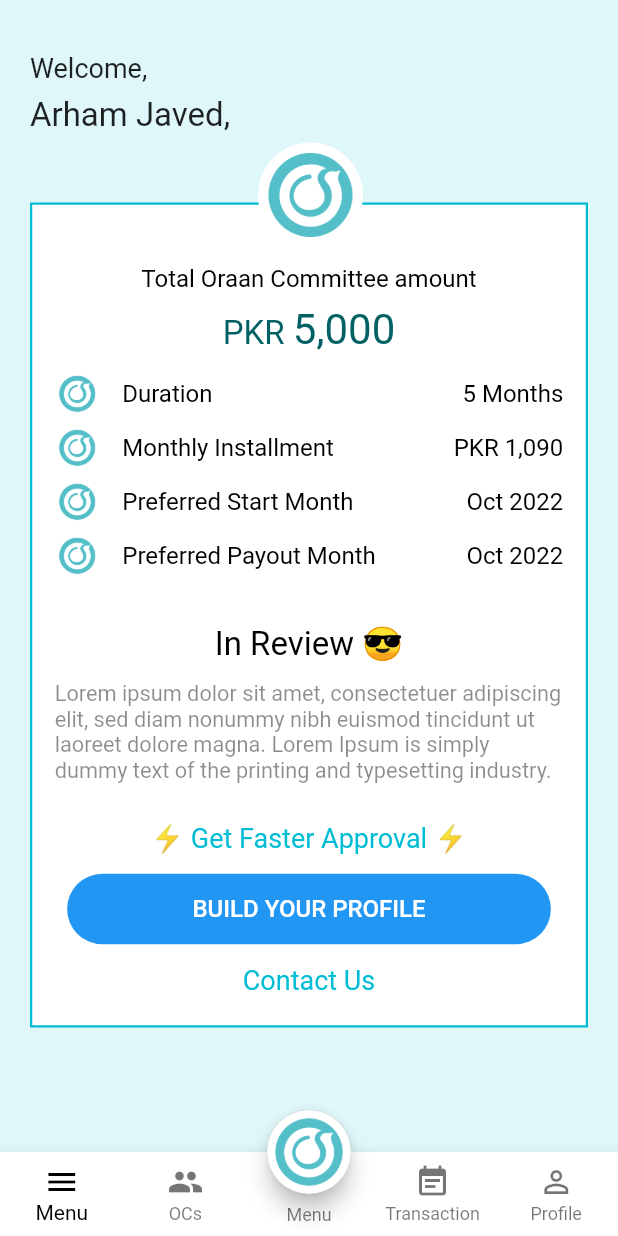
After one commit to Arham07/oraan_flutter, a Flutter app: the MainScreen screen opened directly, on a phone screen of 412 x 824 dp. The commit adds this screen. Run offline on Flutter 3.47's test engine with Material 2 defaults, Android fonts, the phone set to English and light mode, and no system bars.

Commit message:
Home and OCs screen done

```diff
--- /dev/null
+++ b/lib/home_section.dart
@@ -0,0 +1,78 @@
+import 'package:flutter/material.dart';
+import 'package:oraan_flutter/views/home_screen.dart';
+import 'package:oraan_flutter/views/ocs_screen.dart';
+import 'package:oraan_flutter/views/pay_screen.dart';
+import 'package:oraan_flutter/views/profile_screen.dart';
+import 'package:oraan_flutter/views/transaction_screen.dart';
+
+class MainScreen extends StatefulWidget {
+  const MainScreen({Key? key}) : super(key: key);
+
+  @override
+  _MainScreenState createState() => _MainScreenState();
+}
+
+class _MainScreenState extends State<MainScreen> {
+  int pageIndex = 0;
+
+  final List<Widget> pageList = <Widget>[
+    const HomeScreen(),
+    const OCSScreen(),
+    const PayScreen(),
+    const TransactionScreen(),
+    const ProfileScreen()
+  ];
+
+  @override
+  Widget build(BuildContext context) {
+    return Scaffold(
+      resizeToAvoidBottomInset: false,
+      body: pageList[pageIndex],
+      floatingActionButton: FloatingActionButton(
+        onPressed: () {
+          onTapTapped(2);
+        },
+        tooltip: 'Oraan Status',
+        backgroundColor: Colors.grey,
+        child: const CircleAvatar(
+          radius: 66,
+          backgroundImage: AssetImage(
+            'assets/images/oraan.png',
+          ),
+          backgroundColor: Colors.white,
+        ),
+      ),
+      floatingActionButtonLocation: FloatingActionButtonLocation.centerDocked,
+      bottomNavigationBar: BottomNavigationBar(
+        backgroundColor: Colors.white,
+        selectedIconTheme: const IconThemeData(color: Colors.black),
+        selectedItemColor: Colors.black,
+        unselectedItemColor: Colors.black54,
+        currentIndex: pageIndex,
+        onTap: onTapTapped,
+        showSelectedLabels: true,
+        type: BottomNavigationBarType.fixed,
+        items: const [
+          BottomNavigationBarItem(icon: Icon(Icons.menu), label: 'Menu'),
+          BottomNavigationBarItem(icon: Icon(Icons.group), label: 'OCs'),
+          BottomNavigationBarItem(
+            icon: SizedBox(
+              height: 25,
+            ),
+            label: 'Menu',
+          ),
+          BottomNavigationBarItem(
+              icon: Icon(Icons.event_note), label: 'Transaction'),
+          BottomNavigationBarItem(
+              icon: Icon(Icons.person_outline_outlined), label: 'Profile'),
+        ],
+      ),
+    );
+  }
+
+  void onTapTapped(int index) {
+    setState(() {
+      pageIndex = index;
+    });
+  }
+}
--- a/lib/main.dart
+++ b/lib/main.dart
@@ -15,6 +15,7 @@
       title: 'Flutter Demo',
       theme: ThemeData(
         primarySwatch: Colors.blue,
+
       ),
       home: const LoginScreen(),
     );
--- /dev/null
+++ b/lib/views/home_screen.dart
@@ -0,0 +1,214 @@
+import 'package:flutter/material.dart';
+import 'package:oraan_flutter/widgets/custom_button.dart';
+import 'package:oraan_flutter/widgets/custom_text.dart';
+
+class HomeScreen extends StatelessWidget {
+  const HomeScreen({Key? key}) : super(key: key);
+
+  @override
+  Widget build(BuildContext context) {
+    double height = MediaQuery.of(context).size.height;
+    double width = MediaQuery.of(context).size.width;
+    return SafeArea(
+      child: Scaffold(
+        backgroundColor: Colors.cyan.shade50,
+        body: SingleChildScrollView(
+          child: Padding(
+            padding: const EdgeInsets.symmetric(vertical: 35, horizontal: 20),
+            child: Stack(
+              children: [
+                Column(
+                  crossAxisAlignment: CrossAxisAlignment.start,
+                  children: [
+                    const CustomText(
+                      text: 'Welcome,',
+                      textFont: 18,
+                      textColor: Colors.black87,
+                      textWeight: FontWeight.w400,
+                    ),
+                    const SizedBox(
+                      height: 8,
+                    ),
+                    const CustomText(
+                      text: 'Arham Javed,',
+                      textColor: Colors.black87,
+                      textWeight: FontWeight.w400,
+                    ),
+                    const SizedBox(
+                      height: 45,
+                    ),
+                    Container(
+                      height: 550,
+                      width: double.infinity,
+                      decoration: const BoxDecoration(color: Colors.cyan),
+                      child: Container(
+                        height: 550,
+                        width: double.infinity,
+                        margin: EdgeInsets.all(1.5),
+                        padding: const EdgeInsets.symmetric(horizontal: 15),
+                        decoration: const BoxDecoration(color: Colors.white),
+                        child: Column(
+                          crossAxisAlignment: CrossAxisAlignment.center,
+                          children: [
+                            const SizedBox(
+                              height: 40,
+                            ),
+                            const CustomText(
+                              text: 'Total Oraan Committee amount',
+                              textColor: Colors.black,
+                              textFont: 16,
+                              textWeight: FontWeight.w400,
+                            ),
+                            const SizedBox(
+                              height: 8,
+                            ),
+                            RichText(
+                              text: TextSpan(
+                                text: 'PKR ',
+                                style: TextStyle(
+                                    color: Colors.cyan.shade900, fontSize: 22),
+                                children: const <TextSpan>[
+                                  TextSpan(
+                                    text: '5,000',
+                                    style: TextStyle(fontSize: 28),
+                                  ),
+                                ],
+                              ),
+                            ),
+                            const SizedBox(
+                              height: 8,
+                            ),
+                            const CustomDetailsRow(
+                              image: AssetImage('assets/images/oraan.png'),
+                              discText: 'Duration',
+                              duration: '5 Months',
+                            ),
+                            const CustomDetailsRow(
+                              image: AssetImage('assets/images/oraan.png'),
+                              discText: 'Monthly Installment',
+                              duration: 'PKR 1,090',
+                            ),
+                            const CustomDetailsRow(
+                              image: AssetImage('assets/images/oraan.png'),
+                              discText: 'Preferred Start Month',
+                              duration: 'Oct 2022',
+                            ),
+                            const CustomDetailsRow(
+                              image: AssetImage('assets/images/oraan.png'),
+                              discText: 'Preferred Payout Month',
+                              duration: 'Oct 2022',
+                            ),
+                            const SizedBox(
+                              height: 28,
+                            ),
+                            const CustomText(
+                              text: 'In Review 😎',
+                              textColor: Colors.black,
+                              textWeight: FontWeight.w400,
+                            ),
+                            const SizedBox(
+                              height: 12,
+                            ),
+                            const CustomText(
+                              text:
+                                  'Lorem ipsum dolor sit amet, consectetuer adipiscing elit, sed diam nonummy nibh euismod tincidunt ut laoreet dolore magna. Lorem Ipsum is simply dummy text of the printing and typesetting industry.',
+                              textColor: Colors.black45,
+                              textWeight: FontWeight.w400,
+                              textFont: 14.5,
+                            ),
+                            const SizedBox(
+                              height: 12,
+                            ),
+                            TextButton(
+                              onPressed: () {},
+                              child: const CustomText(
+                                text: '⚡ Get Faster Approval ⚡',
+                                textWeight: FontWeight.w400,
+                                textFont: 18,
+                              ),
+                            ),
+                            CustomButton(
+                              text: 'BUILD YOUR PROFILE',
+                              width: width * 0.02,
+                            ),
+                            TextButton(
+                              onPressed: () {},
+                              child: const CustomText(
+                                text: 'Contact Us',
+                                textWeight: FontWeight.w400,
+                                textFont: 18,
+                              ),
+                            ),
+                          ],
+                        ),
+                      ),
+                    ),
+                  ],
+                ),
+                const Positioned(
+                  top: 60,
+                  right: 150,
+                  child: CircleAvatar(
+                    radius: 35,
+                    backgroundImage: AssetImage(
+                      'assets/images/oraan.png',
+                    ),
+                    backgroundColor: Colors.white,
+                  ),
+                ),
+              ],
+            ),
+          ),
+        ),
+      ),
+    );
+  }
+}
+
+class CustomDetailsRow extends StatelessWidget {
+  final AssetImage image;
+  final String discText;
+  final String duration;
+  const CustomDetailsRow({
+    super.key,
+    required this.image,
+    required this.discText,
+    required this.duration,
+  });
+
+  @override
+  Widget build(BuildContext context) {
+    return Padding(
+      padding: const EdgeInsets.symmetric(vertical: 3),
+      child: Row(
+        mainAxisAlignment: MainAxisAlignment.spaceBetween,
+        children: [
+          Row(
+            children: [
+              CircleAvatar(
+                radius: 15,
+                backgroundImage: image,
+                backgroundColor: Colors.white,
+              ),
+              const SizedBox(
+                width: 15,
+              ),
+              CustomText(
+                text: discText,
+                textFont: 16,
+                textWeight: FontWeight.w400,
+                textColor: Colors.black,
+              ),
+            ],
+          ),
+          CustomText(
+            text: duration,
+            textFont: 16,
+            textWeight: FontWeight.w400,
+            textColor: Colors.black,
+          ),
+        ],
+      ),
+    );
+  }
+}
--- /dev/null
+++ b/lib/views/ocs_screen.dart
@@ -0,0 +1,77 @@
+import 'package:flutter/material.dart';
+
+class OCSScreen extends StatelessWidget {
+  const OCSScreen({Key? key}) : super(key: key);
+
+  @override
+  Widget build(BuildContext context) {
+    return Scaffold(
+      appBar: AppBar(
+        title: const Text(
+          'Your Oraan Committee',
+          style: TextStyle(fontSize: 22, height: 1.2, letterSpacing: 0.6),
+        ),
+        automaticallyImplyLeading: false,
+      ),
+      body: Padding(
+        padding: const EdgeInsets.all(8.0),
+        child: Container(
+          height: 100,
+          width: double.infinity,
+          decoration: BoxDecoration(
+            color: Colors.white,
+            borderRadius: BorderRadius.circular(5),
+            boxShadow: [
+              BoxShadow(
+                color: Colors.grey.withOpacity(0.5),
+                spreadRadius: 3,
+                blurRadius: 15,
+                offset: const Offset(0, 1), // changes position of shadow
+              ),
+            ],
+          ),
+          child: Row(
+            mainAxisAlignment: MainAxisAlignment.spaceAround,
+            children: const [
+              CustomOCSCol(
+                descText: 'ACTIVE OCs',
+                total: '0',
+              ),
+              CustomOCSCol(
+                descText: 'ENDED OCs',
+                total: '0',
+              ),
+            ],
+          ),
+        ),
+      ),
+    );
+  }
+}
+
+class CustomOCSCol extends StatelessWidget {
+  final String descText;
+  final String total;
+  const CustomOCSCol({
+    super.key,
+    required this.descText,
+    required this.total,
+  });
+
+  @override
+  Widget build(BuildContext context) {
+    return Column(
+      mainAxisAlignment: MainAxisAlignment.center,
+      children: [
+        Text(
+          descText,
+          style: TextStyle(fontSize: 14, color: Colors.grey.shade600),
+        ),
+        Text(
+          total,
+          style: TextStyle(fontSize: 14, color: Colors.grey.shade600),
+        ),
+      ],
+    );
+  }
+}
```
Also changed, not shown: lib/commons/bottom_tabbar.dart (added, +64 -0 lines), lib/views/password_screen.dart (+8 -0 lines), lib/views/pay_screen.dart (added, +10 -0 lines), lib/views/profile_screen.dart (added, +10 -0 lines), lib/views/transaction_screen.dart (added, +10 -0 lines).
